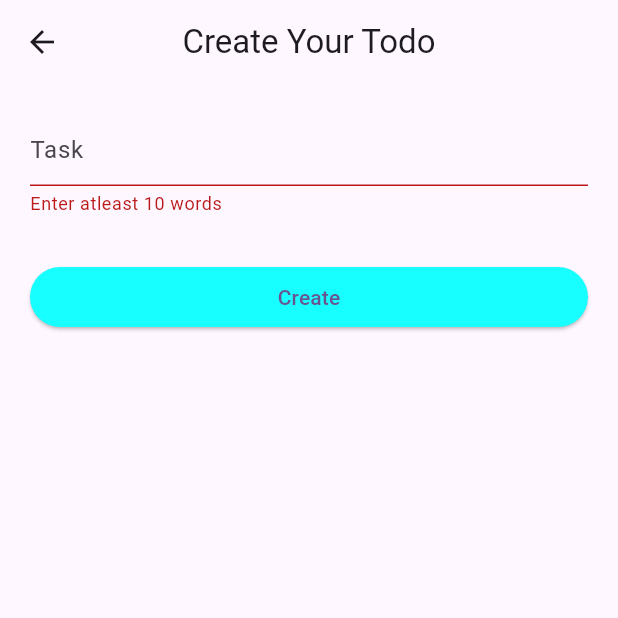
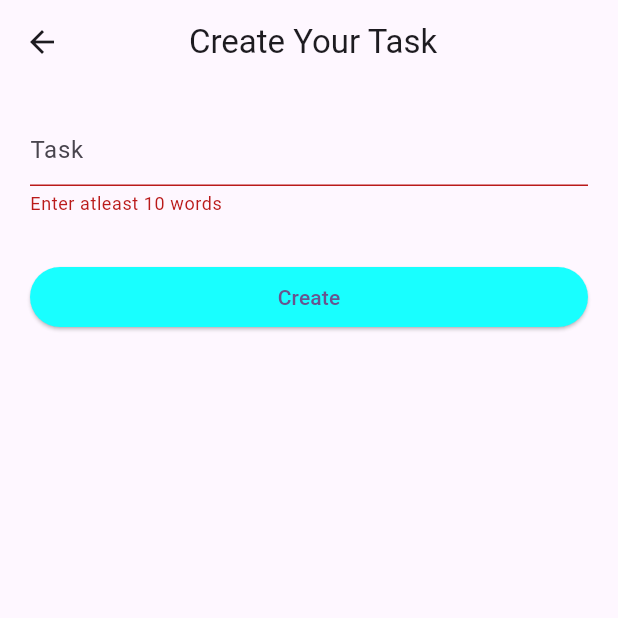
Before and after one commit to Muhammed-Unais/screl_todo_app, a Flutter app: the AddTasks screen opened directly, after a tap on "Create", on a phone screen of 412 x 824 dp, the top half of it. Run offline on Flutter 3.47's test engine with Material 2 defaults, Android fonts, the phone set to English and light mode, and no system bars; our stand-ins replace hive_flutter; accounts and stored records are empty.

Commit message:
Edit functionality completed

```diff
--- /dev/null
+++ b/lib/features/add_task_view/repository/edit_task_repository.dart
@@ -0,0 +1,16 @@
+import 'package:screl_todo_app/data/local_data_service/base_local_service.dart';
+import 'package:screl_todo_app/features/home/model/task_model.dart';
+
+class EditTaskRepository {
+  final BaseLocalDataService baseLocalDataService;
+
+  EditTaskRepository(this.baseLocalDataService);
+
+  Future<void> editTask(int index, TaskModel taskModel) async {
+    try {
+      baseLocalDataService.putData(index, taskModel);
+    } catch (e) {
+      rethrow;
+    }
+  }
+}
--- a/lib/features/add_task_view/view/add_tasks.dart
+++ b/lib/features/add_task_view/view/add_tasks.dart
@@ -1,18 +1,32 @@
 import 'package:flutter/material.dart';
 import 'package:provider/provider.dart';
 import 'package:screl_todo_app/features/add_task_view/view_model/add_task_view_model.dart';
+import 'package:screl_todo_app/features/home/model/task_model.dart';
 
 final GlobalKey<FormState> formkey = GlobalKey<FormState>();
 
 class AddTasks extends StatelessWidget {
-  const AddTasks({super.key});
+  const AddTasks({super.key, this.isCreate = true, this.taskModel, this.index});
+
+  final bool isCreate;
+
+  final TaskModel? taskModel;
+  final int? index;
 
   @override
   Widget build(BuildContext context) {
     return Scaffold(
       appBar: AppBar(
+        leading: IconButton(
+          onPressed: () {
+            var addTaskProvider = context.read<AddTaskViewModel>();
+            addTaskProvider.taskTextEditingController.clear();
+            Navigator.pop(context);
+          },
+          icon: const Icon(Icons.arrow_back),
+        ),
         centerTitle: true,
-        title: const Text("Create Your Todo"),
+        title: Text(isCreate ? " Create Your Task" : "Update Your Task"),
       ),
       body: Form(
         key: formkey,
@@ -31,9 +45,13 @@ class AddTasks extends StatelessWidget {
               keyboardType: TextInputType.multiline,
               maxLines: 2,
               minLines: 1,
-              decoration: const InputDecoration(hintText: "Task"),
+              decoration: const InputDecoration(
+                hintText: "Task",
+              ),
             ),
-            const SizedBox(height: 30),
+            const SizedBox(
+              height: 30,
+            ),
             ElevatedButton(
               style: ElevatedButton.styleFrom(
                 backgroundColor: Colors.cyanAccent,
@@ -42,16 +60,24 @@ class AddTasks extends StatelessWidget {
                 var addTaskProvider = context.read<AddTaskViewModel>();
                 if (formkey.currentState!.validate() &&
                     formkey.currentState != null) {
-                  addTaskProvider.postTask(
-                    addTaskProvider.taskTextEditingController.text,
-                    false,
-                    context,
-                  );
-                  addTaskProvider.taskTextEditingController.clear();
+                  if (isCreate) {
+                    addTaskProvider.postTask(
+                      addTaskProvider.taskTextEditingController.text,
+                      false,
+                      context,
+                    );
+                  } else {
+                    addTaskProvider.editTask(
+                      addTaskProvider.taskTextEditingController.text,
+                      index!,
+                      taskModel!,
+                      context,
+                    );
+                  }
                 }
               },
-              child: const Text(
-                "Create",
+              child: Text(
+                isCreate ? "Create" : "Update",
               ),
             )
           ],
--- a/lib/features/add_task_view/view_model/add_task_view_model.dart
+++ b/lib/features/add_task_view/view_model/add_task_view_model.dart
@@ -1,6 +1,7 @@
 import 'package:flutter/material.dart';
 import 'package:provider/provider.dart';
 import 'package:screl_todo_app/data/local_data_service/local_data_service.dart';
+import 'package:screl_todo_app/features/add_task_view/repository/edit_task_repository.dart';
 import 'package:screl_todo_app/features/add_task_view/repository/post_task_repository.dart';
 import 'package:screl_todo_app/features/home/model/task_model.dart';
 import 'package:screl_todo_app/features/home/view_model/home_view_model.dart';
@@ -8,9 +9,12 @@ import 'package:screl_todo_app/features/home/view_model/home_view_model.dart';
 class AddTaskViewModel with ChangeNotifier {
   final _myPostTaskRepo = PostTaskRepository(LocalDataService());
 
+  final _myEditTaskRepo = EditTaskRepository(LocalDataService());
+
+  TextEditingController taskTextEditingController = TextEditingController();
+
   bool postIsLoading = false;
 
-  TextEditingController taskTextEditingController = TextEditingController();
 
   void setPostTasks(bool isLoading) {
     postIsLoading = isLoading;
@@ -23,10 +27,25 @@ class AddTaskViewModel with ChangeNotifier {
     _myPostTaskRepo.postTask(taskModel).then((value) {
       context.read<HomeViewModel>().getAllTask();
       setPostTasks(false);
+      taskTextEditingController.clear();
     }).onError(
       (error, stackTrace) {
         setPostTasks(false);
       },
     );
   }
+
+  Future<void> editTask(String task, int index,TaskModel taskModel, BuildContext context) async {
+
+    final newTaskModel = taskModel.copyWith(task: task);
+    _myEditTaskRepo.editTask(index,newTaskModel).then((value) {
+      context.read<HomeViewModel>().getAllTask();
+
+      taskTextEditingController.clear();
+    }).onError(
+      (error, stackTrace) {
+
+      },
+    );
+  }
 }
--- a/lib/features/home/view_model/home_view_model.dart
+++ b/lib/features/home/view_model/home_view_model.dart
@@ -21,13 +21,6 @@ class HomeViewModel with ChangeNotifier {
   bool postIsLoading = false;
 
   bool deleteIsLoading = false;
-
-  bool isTaskCompleted = false;
-
-  void setIscompleted(bool isCompleted) {
-    isTaskCompleted = isCompleted;
-    notifyListeners();
-  }
 
   void setDeleteTasks(bool isLoading) {
     deleteIsLoading = isLoading;
```
Also changed, not shown: lib/features/home/view/components/todo_list_tale.dart (added, +86 -0 lines), lib/features/home/view/home_view.dart (+4 -45 lines).
